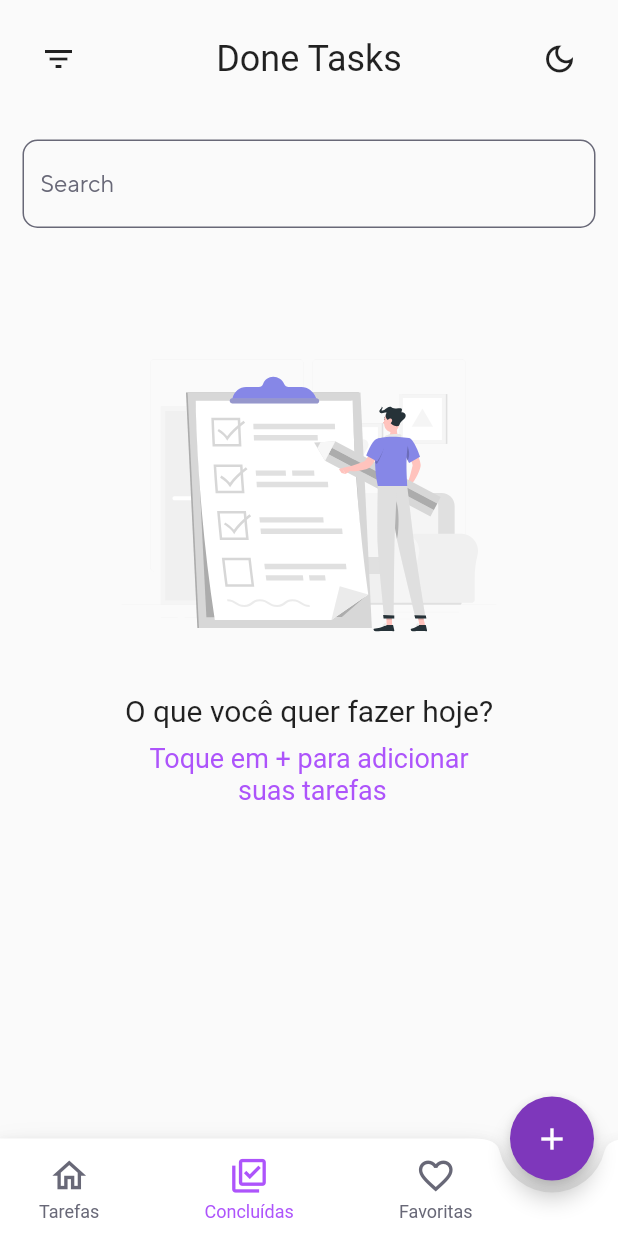
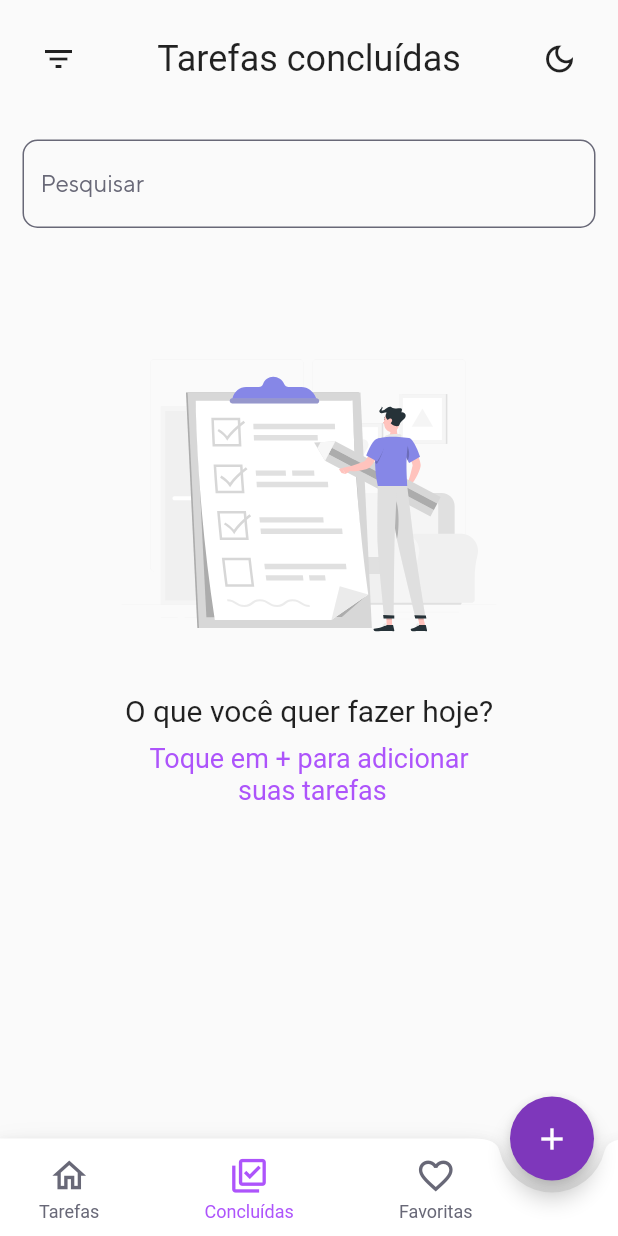
Before and after one commit to kaiolabs/todo_list, a Flutter app: the screen it shows after launch, swiped to page 2, on a phone screen of 412 x 824 dp. Run offline on Flutter 3.47's test engine with Material 2 defaults, Android fonts, the phone set to English and light mode, and no system bars; our stand-ins replace flutter_markdown, flutter_modular, flutter_svg, sqflite; accounts and stored records are empty; Roboto replaces fonts that are missing (TTNorms_Light).

Commit message:
Refatorando o done_view

```diff
--- a/lib/src/modules/base/views/done_view.dart
+++ b/lib/src/modules/base/views/done_view.dart
@@ -23,20 +23,13 @@ class DoneView extends StatefulWidget {
 }
 
 class _DoneViewState extends State<DoneView> {
-  @override
-  void initState() {
-    super.initState();
-    DB.getTasksDone().then((value) {
-      widget.controller.tasksDone.value = value;
-    });
-  }
 
   @override
   Widget build(BuildContext context) {
     return Column(
       children: [
         TopBar(
-          title: 'Done Tasks',
+          title: 'Tarefas concluídas',
           filterPressed: () {
             filter(
               context: context,
@@ -58,7 +51,7 @@ class _DoneViewState extends State<DoneView> {
             children: [
               InputField(
                 controller: widget.controller.controllerSearcDone,
-                label: 'Search',
+                label: 'Pesquisar',
                 onChanged: (value) {
                   widget.controller.searchTaskDone();
                 },
@@ -83,6 +76,7 @@ class _DoneViewState extends State<DoneView> {
                               category: widget.controller.tasksDone.value[index].category,
                               status: widget.controller.tasksDone.value[index].status,
                               baseController: widget.controller,
+                              isFavorited: ValueNotifier<bool>(widget.controller.tasksDone.value[index].favorite),
                               onTap: () {
                                 Modular.to.push(
                                   MaterialPageRoute(
```
